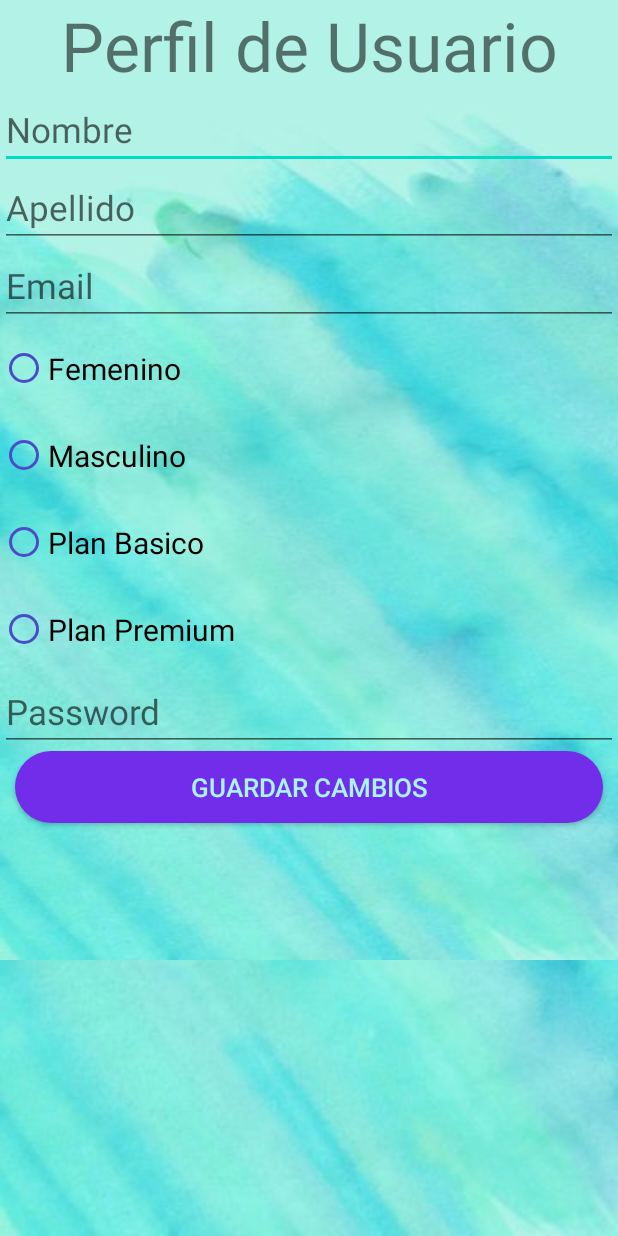
After one commit to IgnacioJaen/Frontend_NA, an Android app: the layout activity_edit_user.xml on its own in the app's theme, with its tools: preview values and no code run, on a phone screen of 412 x 824 dp. The commit adds this screen. Run offline under Robolectric (Android 15) with nearby library versions, the phone set to English and light mode, and no system bars.

Commit message:
Agregando funcion para editar los datos del perfil del usuario

```diff
--- /dev/null
+++ b/Frontend/app/src/main/res/layout/activity_edit_user.xml
@@ -0,0 +1,128 @@
+<?xml version="1.0" encoding="utf-8"?>
+<ScrollView xmlns:android="http://schemas.android.com/apk/res/android" xmlns:tools="http://schemas.android.com/tools"
+            android:id="@+id/ScrollView01"
+            android:background="@drawable/noappfondoacuarela"
+            android:layout_width="match_parent"
+            android:layout_height="match_parent"
+            tools:context=".activity.EditUserActivity"
+            android:scrollbars="vertical">
+
+    <LinearLayout
+            android:layout_width="fill_parent"
+            android:orientation="vertical"
+            android:background="@drawable/noappfondoacuarela"
+            android:layout_height="fill_parent">
+
+        <TextView
+                android:id="@+id/TextViewTitle"
+                android:gravity="center"
+                android:layout_width="match_parent"
+                android:layout_height="match_parent"
+                android:text="Perfil de Usuario"
+                android:textSize="45dp">
+        </TextView>
+
+        <EditText
+                android:id="@+id/etName"
+                android:layout_height="wrap_content"
+                android:hint="Nombre"
+                android:inputType="textPersonName"
+                android:textSize="23dp"
+                android:layout_width="fill_parent">
+        </EditText>
+
+        <EditText
+                android:id="@+id/etSurname"
+                android:layout_height="wrap_content"
+                android:hint="Apellido"
+                android:textSize="23dp"
+                android:layout_width="fill_parent">
+        </EditText>
+
+        <EditText
+                android:id="@+id/etEmail"
+                android:layout_height="wrap_content"
+                android:hint="Email"
+                android:textSize="23dp"
+                android:layout_width="fill_parent">
+        </EditText>
+
+        <RadioGroup
+                android:id="@+id/radioGender"
+                android:layout_width="match_parent"
+                android:layout_height="wrap_content">
+
+            <RadioButton
+                    android:id="@+id/radioFemale"
+                    android:layout_width="match_parent"
+                    android:textSize="20dp"
+                    android:buttonTint="#4B4DC6"
+                    android:layout_height="wrap_content"
+                    android:paddingBottom="15dp"
+                    android:paddingTop="15dp"
+                    android:text="Femenino"/>
+
+            <RadioButton
+                    android:id="@+id/radioMale"
+                    android:layout_width="match_parent"
+                    android:layout_height="wrap_content"
+                    android:paddingBottom="15dp"
+                    android:textSize="20dp"
+                    android:buttonTint="#4B4DC6"
+                    android:paddingTop="15dp"
+                    android:text="Masculino"/>
+
+        </RadioGroup>
+
+        <RadioGroup
+                android:id="@+id/radioAccountType"
+                android:layout_width="match_parent"
+                android:layout_height="wrap_content">
+
+            <RadioButton
+                    android:id="@+id/radioBasic"
+                    android:layout_width="match_parent"
+                    android:layout_height="wrap_content"
+                    android:paddingBottom="15dp"
+                    android:buttonTint="#4B4DC6"
+                    android:paddingTop="15dp"
+                    android:textSize="20dp"
+                    android:text="Plan Basico"/>
+
+            <RadioButton
+                    android:id="@+id/radioPremium"
+                    android:layout_width="match_parent"
+                    android:layout_height="wrap_content"
+                    android:paddingBottom="15dp"
+                    android:buttonTint="#4B4DC6"
+                    android:paddingTop="15dp"
+                    android:textSize="20dp"
+                    android:text="Plan Premium"/>
+
+        </RadioGroup>
+
+
+        <EditText
+                android:id="@+id/etPassword"
+                android:layout_height="wrap_content"
+                android:hint="Password"
+                android:textSize="23dp"
+                android:layout_width="fill_parent">
+        </EditText>
+
+        <Button
+                android:id="@+id/updateProfileButton"
+                android:layout_height="wrap_content"
+                android:text="Guardar Cambios"
+                android:background="@drawable/rectangle_signup"
+                android:textSize="17dp"
+                android:layout_marginLeft="10dp"
+                android:layout_marginRight="10dp"
+                android:textColor="#A8F5FF"
+                android:layout_marginBottom="15dp"
+                android:layout_width="fill_parent">
+        </Button>
+
+    </LinearLayout>
+
+</ScrollView>
```
Also changed, not shown: Frontend/app/src/main/java/com/example/frontend/activity/EditUserActivity.java (added, +189 -0 lines), Frontend/app/src/main/java/com/example/frontend/activity/UserActivity.java (+24 -0 lines), Frontend/app/src/main/java/com/example/frontend/api/UserApi.java (+8 -0 lines).
